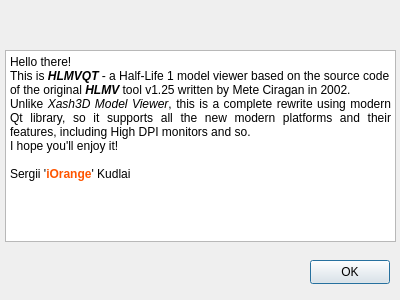
First picture: the form in aboutdlg.ui, repository iOrange/hlmvqt, before the edit.
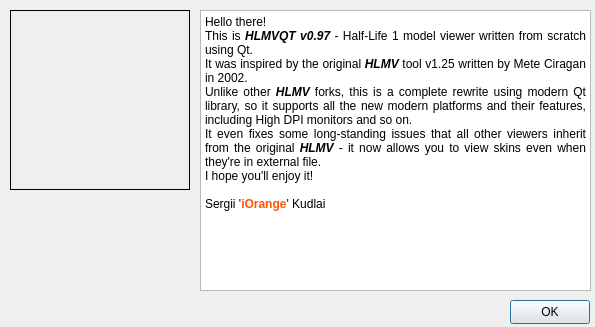
Second picture: the form after the edit. Icons and pictures are not drawn.

Commit message: + added some simple options and view settings * updated About dialog * updated Windows resource file to include version and other exe info

Patch:
```diff
--- a/aboutdlg.ui
+++ b/aboutdlg.ui
@@ -6,8 +6,8 @@
    <rect>
     <x>0</x>
     <y>0</y>
-    <width>400</width>
-    <height>300</height>
+    <width>595</width>
+    <height>327</height>
    </rect>
   </property>
   <property name="sizePolicy">
@@ -25,10 +25,10 @@
   <widget class="QTextBrowser" name="textBrowser">
    <property name="geometry">
     <rect>
-     <x>5</x>
-     <y>50</y>
+     <x>200</x>
+     <y>10</y>
      <width>391</width>
-     <height>192</height>
+     <height>281</height>
     </rect>
    </property>
    <property name="html">
@@ -39,15 +39,16 @@
 li.unchecked::marker { content: &quot;\2610&quot;; }
 li.checked::marker { content: &quot;\2612&quot;; }
 &lt;/style&gt;&lt;/head&gt;&lt;body style=&quot; font-family:'Segoe UI'; font-size:9pt; font-weight:400; font-style:normal;&quot;&gt;
-&lt;p align=&quot;justify&quot; style=&quot; margin-top:0px; margin-bottom:0px; margin-left:0px; margin-right:0px; -qt-block-indent:0; text-indent:0px;&quot;&gt;Hello there!&lt;br /&gt;This is &lt;span style=&quot; font-weight:700; font-style:italic;&quot;&gt;HLMVQT&lt;/span&gt; - a Half-Life 1 model viewer based on the source code&lt;/p&gt;
-&lt;p align=&quot;justify&quot; style=&quot; margin-top:0px; margin-bottom:0px; margin-left:0px; margin-right:0px; -qt-block-indent:0; text-indent:0px;&quot;&gt;of the original &lt;span style=&quot; font-weight:700; font-style:italic;&quot;&gt;HLMV&lt;/span&gt; tool v1.25 written by Mete Ciragan in 2002.&lt;br /&gt;Unlike&lt;span style=&quot; font-style:italic;&quot;&gt; Xash3D Model Viewer&lt;/span&gt;, this is a complete rewrite using modern Qt library, so it supports all the new modern platforms and their features, including High DPI monitors and so.&lt;br /&gt;I hope you'll enjoy it!&lt;br /&gt;&lt;br /&gt;Sergii '&lt;span style=&quot; font-weight:700; color:#ff5500;&quot;&gt;iOrange&lt;/span&gt;' Kudlai&lt;/p&gt;&lt;/body&gt;&lt;/html&gt;</string>
+&lt;p align=&quot;justify&quot; style=&quot; margin-top:0px; margin-bottom:0px; margin-left:0px; margin-right:0px; -qt-block-indent:0; text-indent:0px;&quot;&gt;Hello there!&lt;br /&gt;This is &lt;span style=&quot; font-weight:700; font-style:italic;&quot;&gt;HLMVQT v0.97&lt;/span&gt; - Half-Life 1 model viewer written from scratch using Qt.&lt;/p&gt;
+&lt;p align=&quot;justify&quot; style=&quot; margin-top:0px; margin-bottom:0px; margin-left:0px; margin-right:0px; -qt-block-indent:0; text-indent:0px;&quot;&gt;It was inspired by the original &lt;span style=&quot; font-weight:700; font-style:italic;&quot;&gt;HLMV&lt;/span&gt; tool v1.25 written by Mete Ciragan in 2002.&lt;br /&gt;Unlike other &lt;span style=&quot; font-weight:700; font-style:italic;&quot;&gt;HLMV &lt;/span&gt;forks, this is a complete rewrite using modern Qt library, so it supports all the new modern platforms and their features, including High DPI monitors and so on.&lt;/p&gt;
+&lt;p align=&quot;justify&quot; style=&quot; margin-top:0px; margin-bottom:0px; margin-left:0px; margin-right:0px; -qt-block-indent:0; text-indent:0px;&quot;&gt;It even fixes some long-standing issues that all other viewers inherit from the original &lt;span style=&quot; font-weight:700; font-style:italic;&quot;&gt;HLMV &lt;/span&gt;- it now allows you to view skins even when they're in external file.&lt;br /&gt;I hope you'll enjoy it!&lt;br /&gt;&lt;br /&gt;Sergii '&lt;span style=&quot; font-weight:700; color:#ff5500;&quot;&gt;iOrange&lt;/span&gt;' Kudlai&lt;/p&gt;&lt;/body&gt;&lt;/html&gt;</string>
    </property>
   </widget>
   <widget class="QPushButton" name="pushButton">
    <property name="geometry">
     <rect>
-     <x>310</x>
-     <y>260</y>
+     <x>510</x>
+     <y>300</y>
      <width>80</width>
      <height>24</height>
     </rect>
@@ -56,6 +57,31 @@
     <string>OK</string>
    </property>
   </widget>
+  <widget class="QLabel" name="label">
+   <property name="geometry">
+    <rect>
+     <x>10</x>
+     <y>10</y>
+     <width>180</width>
+     <height>180</height>
+    </rect>
+   </property>
+   <property name="frameShape">
+    <enum>QFrame::Box</enum>
+   </property>
+   <property name="text">
+    <string/>
+   </property>
+   <property name="pixmap">
+    <pixmap resource="resources.qrc">:/hlmvqt_icon.png</pixmap>
+   </property>
+   <property name="scaledContents">
+    <bool>true</bool>
+   </property>
+   <property name="alignment">
+    <set>Qt::AlignCenter</set>
+   </property>
+  </widget>
  </widget>
  <resources/>
  <connections/>
```
Left out of the diff: 4 changed lines with no effect on the pictures. The commit also changes 9 other files.
